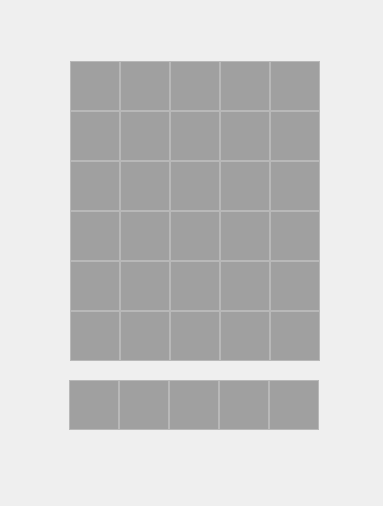
This is ui/gui.ui in Bila1x/Kalima as Qt 5 draws it before an edit. The edited form follows.
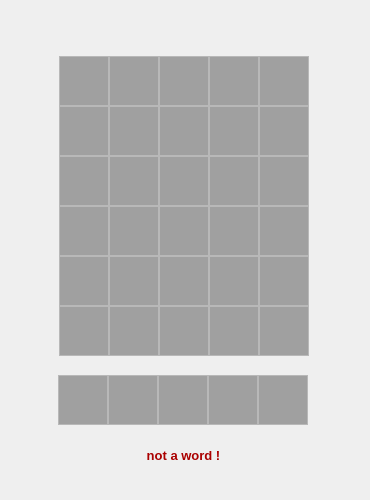
This is the edited form.

The edit to the form file:
```diff
--- a/ui/gui.ui
+++ b/ui/gui.ui
@@ -9,10 +9,22 @@
    <rect>
     <x>0</x>
     <y>0</y>
-    <width>383</width>
-    <height>506</height>
+    <width>370</width>
+    <height>500</height>
    </rect>
   </property>
+  <property name="minimumSize">
+   <size>
+    <width>370</width>
+    <height>500</height>
+   </size>
+  </property>
+  <property name="maximumSize">
+   <size>
+    <width>370</width>
+    <height>500</height>
+   </size>
+  </property>
   <property name="focusPolicy">
    <enum>Qt::StrongFocus</enum>
   </property>
@@ -22,11 +34,11 @@
   <property name="autoFillBackground">
    <bool>false</bool>
   </property>
-  <widget class="QWidget" name="">
+  <widget class="QWidget" name="layoutWidget">
    <property name="geometry">
     <rect>
-     <x>69</x>
-     <y>379</y>
+     <x>58</x>
+     <y>374</y>
      <width>252</width>
      <height>52</height>
     </rect>
@@ -442,11 +454,11 @@
     </item>
    </layout>
   </widget>
-  <widget class="QWidget" name="">
+  <widget class="QWidget" name="layoutWidget">
    <property name="geometry">
     <rect>
-     <x>70</x>
-     <y>210</y>
+     <x>59</x>
+     <y>205</y>
      <width>252</width>
      <height>52</height>
     </rect>
@@ -862,11 +874,11 @@
     </item>
    </layout>
   </widget>
-  <widget class="QWidget" name="">
+  <widget class="QWidget" name="layoutWidget">
    <property name="geometry">
     <rect>
-     <x>70</x>
-     <y>60</y>
+     <x>59</x>
+     <y>55</y>
      <width>252</width>
      <height>52</height>
     </rect>
@@ -1282,11 +1294,11 @@
     </item>
    </layout>
   </widget>
-  <widget class="QWidget" name="">
+  <widget class="QWidget" name="layoutWidget">
    <property name="geometry">
     <rect>
-     <x>70</x>
-     <y>260</y>
+     <x>59</x>
+     <y>255</y>
      <width>252</width>
      <height>52</height>
     </rect>
@@ -1702,11 +1714,11 @@
     </item>
    </layout>
   </widget>
-  <widget class="QWidget" name="">
+  <widget class="QWidget" name="layoutWidget">
    <property name="geometry">
     <rect>
-     <x>70</x>
-     <y>160</y>
+     <x>59</x>
+     <y>155</y>
      <width>252</width>
      <height>52</height>
     </rect>
@@ -2125,11 +2137,11 @@
     </item>
    </layout>
   </widget>
-  <widget class="QWidget" name="">
+  <widget class="QWidget" name="layoutWidget">
    <property name="geometry">
     <rect>
-     <x>70</x>
-     <y>110</y>
+     <x>59</x>
+     <y>105</y>
      <width>252</width>
      <height>52</height>
     </rect>
@@ -2545,11 +2557,11 @@
     </item>
    </layout>
   </widget>
-  <widget class="QWidget" name="">
+  <widget class="QWidget" name="layoutWidget">
    <property name="geometry">
     <rect>
-     <x>70</x>
-     <y>310</y>
+     <x>59</x>
+     <y>305</y>
      <width>252</width>
      <height>52</height>
     </rect>
@@ -2965,6 +2977,150 @@
     </item>
    </layout>
   </widget>
+  <widget class="QLabel" name="status">
+   <property name="enabled">
+    <bool>true</bool>
+   </property>
+   <property name="geometry">
+    <rect>
+     <x>58</x>
+     <y>445</y>
+     <width>251</width>
+     <height>20</height>
+    </rect>
+   </property>
+   <property name="palette">
+    <palette>
+     <active>
+      <colorrole role="WindowText">
+       <brush brushstyle="SolidPattern">
+        <color alpha="255">
+         <red>170</red>
+         <green>0</green>
+         <blue>0</blue>
+        </color>
+       </brush>
+      </colorrole>
+      <colorrole role="Text">
+       <brush brushstyle="SolidPattern">
+        <color alpha="255">
+         <red>170</red>
+         <green>0</green>
+         <blue>0</blue>
+        </color>
+       </brush>
+      </colorrole>
+      <colorrole role="ButtonText">
+       <brush brushstyle="SolidPattern">
+        <color alpha="255">
+         <red>0</red>
+         <green>0</green>
+         <blue>0</blue>
+        </color>
+       </brush>
+      </colorrole>
+      <colorrole role="PlaceholderText">
+       <brush brushstyle="SolidPattern">
+        <color alpha="128">
+         <red>170</red>
+         <green>0</green>
+         <blue>0</blue>
+        </color>
+       </brush>
+      </colorrole>
+     </active>
+     <inactive>
+      <colorrole role="WindowText">
+       <brush brushstyle="SolidPattern">
+        <color alpha="255">
+         <red>170</red>
+         <green>0</green>
+         <blue>0</blue>
+        </color>
+       </brush>
+      </colorrole>
+      <colorrole role="Text">
+       <brush brushstyle="SolidPattern">
+        <color alpha="255">
+         <red>170</red>
+         <green>0</green>
+         <blue>0</blue>
+        </color>
+       </brush>
+      </colorrole>
+      <colorrole role="ButtonText">
+       <brush brushstyle="SolidPattern">
+        <color alpha="255">
+         <red>0</red>
+         <green>0</green>
+         <blue>0</blue>
+        </color>
+       </brush>
+      </colorrole>
+      <colorrole role="PlaceholderText">
+       <brush brushstyle="SolidPattern">
+        <color alpha="128">
+         <red>170</red>
+         <green>0</green>
+         <blue>0</blue>
+        </color>
+       </brush>
+      </colorrole>
+     </inactive>
+     <disabled>
+      <colorrole role="WindowText">
+       <brush brushstyle="SolidPattern">
+        <color alpha="255">
+         <red>120</red>
+         <green>120</green>
+         <blue>120</blue>
+        </color>
+       </brush>
+      </colorrole>
+      <colorrole role="Text">
+       <brush brushstyle="SolidPattern">
+        <color alpha="255">
+         <red>120</red>
+         <green>120</green>
+         <blue>120</blue>
+        </color>
+       </brush>
+      </colorrole>
+      <colorrole role="ButtonText">
+       <brush brushstyle="SolidPattern">
+        <color alpha="255">
+         <red>120</red>
+         <green>120</green>
+         <blue>120</blue>
+        </color>
+       </brush>
+      </colorrole>
+      <colorrole role="PlaceholderText">
+       <brush brushstyle="SolidPattern">
+        <color alpha="128">
+         <red>0</red>
+         <green>0</green>
+         <blue>0</blue>
+        </color>
+       </brush>
+      </colorrole>
+     </disabled>
+    </palette>
+   </property>
+   <property name="font">
+    <font>
+     <pointsize>10</pointsize>
+     <weight>75</weight>
+     <bold>true</bold>
+    </font>
+   </property>
+   <property name="text">
+    <string>not a word !</string>
+   </property>
+   <property name="alignment">
+    <set>Qt::AlignCenter</set>
+   </property>
+  </widget>
  </widget>
  <resources/>
  <connections/>
```
Left out of the diff: 2 changed lines with no effect on the pictures.
